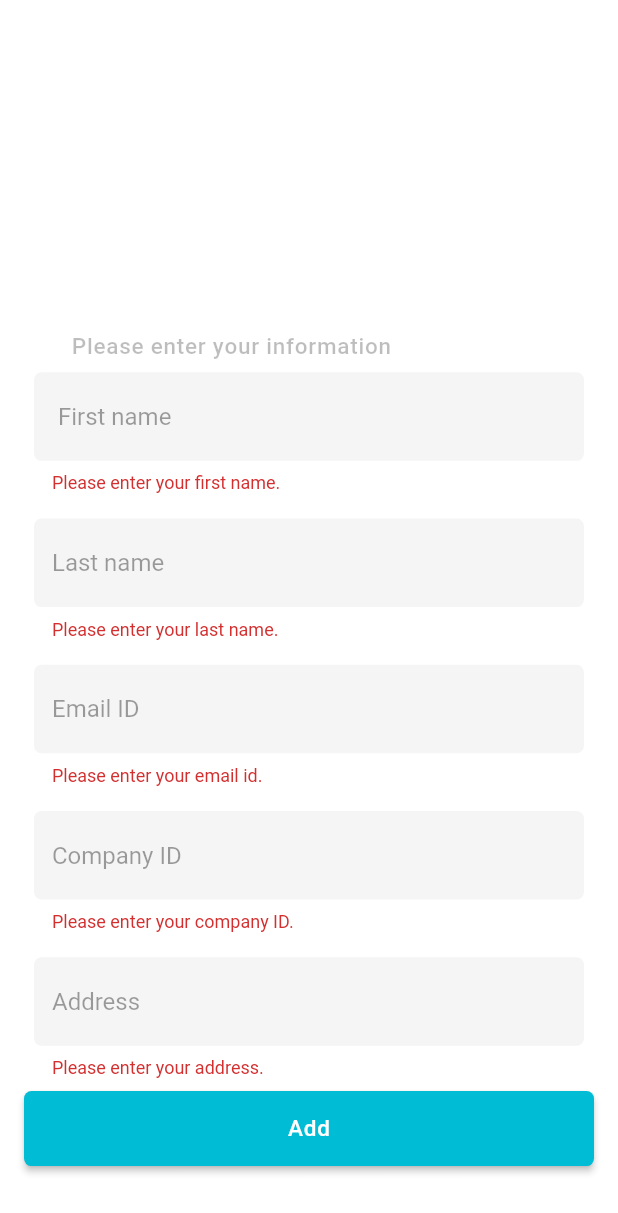
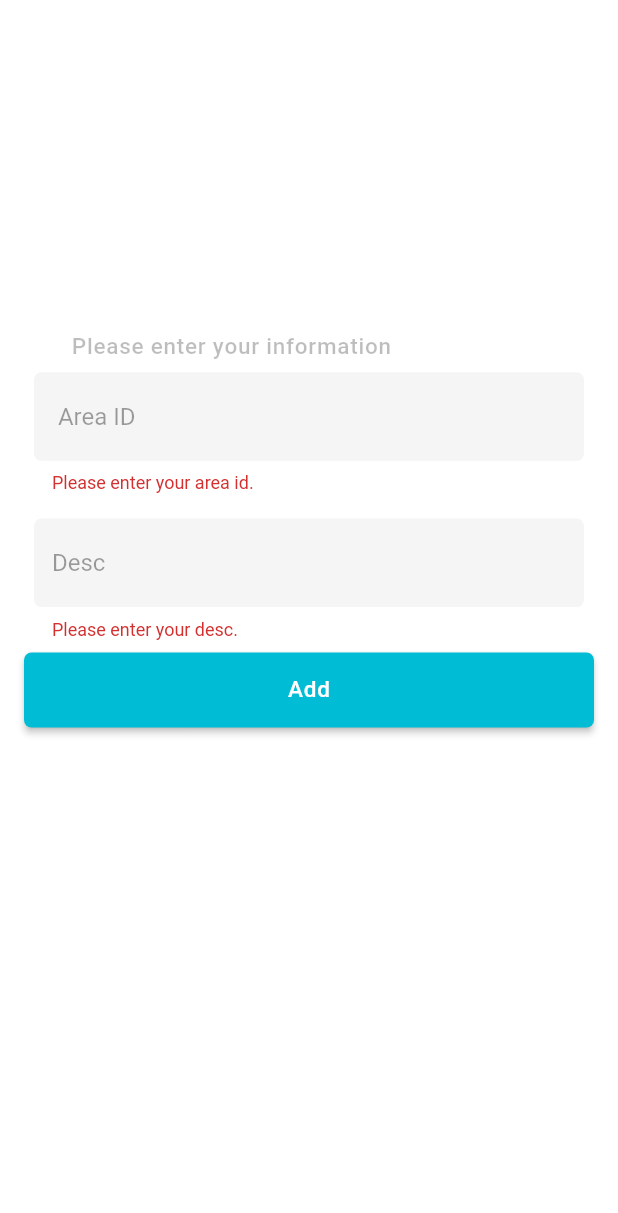
Before and after one commit to Umaiir11/CrudWithSqflite, a Flutter app: the screen it shows after launch, after a tap on "Add", on a phone screen of 412 x 824 dp. Shown: the top 1213 px of the screen. Run offline on Flutter 3.47's test engine with Material 2 defaults, Android fonts, the phone set to English and light mode, and no system bars; our stand-ins replace get, google_fonts, sqflite, tuple; accounts and stored records are empty; Roboto replaces fonts that are missing (Ubuntu).

Commit message:
two datas

```diff
--- a/lib/CRUDQuries/CRUDUsers.dart
+++ b/lib/CRUDQuries/CRUDUsers.dart
@@ -4,10 +4,9 @@ class CRUDUsers extends GetxController {
   Future<String?> FncInsertion(List<Map<String, dynamic>> json) async {
     String? l_InsertionQuery;
     for (Map<String, dynamic> l_map in json) {
-      // Build the SQL query based on the property names and values
       String columns = l_map.keys.map((key) => key.startsWith("Pr_") ? key.substring(3) : key).join(",");
       String values = l_map.values.map((value) => "\"$value\"").join(",");
-      l_InsertionQuery = "INSERT INTO TBU_Users ($columns) VALUES ($values)";
+      l_InsertionQuery = "INSERT INTO TBU_Area ($columns) VALUES ($values)";
     }
     return l_InsertionQuery;
   }
--- /dev/null
+++ b/lib/MVVM/Model/DB/ModAreaUserDB.dart
@@ -0,0 +1,33 @@
+class ModAreaDB {
+  String? Pr_PKGUID;
+  int? Pr_SrNo;
+  String? Pr_AreaID;
+  String? Pr_Abbreviation;
+  String? Pr_Descr;
+  String? Pr_CB;
+  DateTime? Pr_CDate;
+  String? Pr_MB;
+  DateTime? Pr_MDate;
+  String? Pr_DB;
+  DateTime? Pr_DDate;
+  int? Pr_BranchID;
+  int? Pr_Operation;
+
+  Map<String, dynamic> FncAreaToJson() {
+    final jsonMap = <String, dynamic>{};
+    if (Pr_PKGUID != null) jsonMap["Pr_PKGUID"] = Pr_PKGUID!;
+    if (Pr_SrNo != null) jsonMap["Pr_SrNo"] = Pr_SrNo!;
+    if (Pr_AreaID != null) jsonMap["Pr_AreaID"] = Pr_AreaID!;
+    if (Pr_Abbreviation != null) jsonMap["Pr_Abbreviation"] = Pr_Abbreviation!;
+    if (Pr_Descr != null) jsonMap["Pr_Descr"] = Pr_Descr!;
+    if (Pr_CB != null) jsonMap["Pr_CB"] = Pr_CB!;
+    if (Pr_CDate != null) jsonMap["Pr_CDate"] = Pr_CDate!.toIso8601String();
+    if (Pr_MB != null) jsonMap["Pr_MB"] = Pr_MB!;
+    if (Pr_MDate != null) jsonMap["Pr_MDate"] = Pr_MDate!.toIso8601String();
+    if (Pr_DB != null) jsonMap["Pr_DB"] = Pr_DB!;
+    if (Pr_DDate != null) jsonMap["Pr_DDate"] = Pr_DDate!.toIso8601String();
+    if (Pr_BranchID != null) jsonMap["Pr_BranchID"] = Pr_BranchID!;
+    if (Pr_Operation != null) jsonMap["Pr_Operation"] = Pr_Operation!;
+    return jsonMap;
+  }
+}
--- a/lib/MVVM/Model/DB/ModUserDB.dart
+++ b/lib/MVVM/Model/DB/ModUserDB.dart
@@ -4,6 +4,7 @@ class ModUserDB {
   String? Pr_EmailID;
   String? Pr_CompanyID;
   String? Pr_Address;
+  String? Pr_PKGUID;
 
   Map<String, dynamic> UserToJson() {
     final jsonMap = <String, dynamic>{};
@@ -12,6 +13,7 @@ class ModUserDB {
     if (Pr_EmailID != null) jsonMap["Pr_EmailID"] = Pr_EmailID!;
     if (Pr_CompanyID != null) jsonMap["Pr_CompanyID"] = Pr_CompanyID!;
     if (Pr_Address != null) jsonMap["Pr_Address"] = Pr_Address!;
+    if (Pr_PKGUID != null) jsonMap["Pr_PKGUID"] = Pr_PKGUID!;
     return jsonMap;
   }
 }
--- /dev/null
+++ b/lib/MVVM/View/VwArea.dart
@@ -0,0 +1,226 @@
+import 'package:flutter/material.dart';
+import 'package:get/get.dart';
+import 'package:google_fonts/google_fonts.dart';
+import 'package:localapp/DAL/DALArea.dart';
+import 'package:localapp/MVVM/Model/DB/ModAreaUserDB.dart';
+
+import 'package:localapp/Validation/DVMArea.dart';
+import 'package:tuple/tuple.dart';
+
+import '../../ClassModules/DBHelperClass.dart';
+import '../../DAL/DALUsers.dart';
+import '../ViewModel/VmAreaData.dart';
+import 'VwAreaDBData.dart';
+import 'VwUserDBData.dart';
+
+class VwAreaData extends StatefulWidget {
+  const VwAreaData({Key? key}) : super(key: key);
+
+  @override
+  State<VwAreaData> createState() => _VwAreaDataState();
+}
+
+class _VwAreaDataState extends State<VwAreaData> {
+  final GlobalKey<FormState> _formKey = GlobalKey<FormState>();
+  final VmAreaData l_VmAreaData = Get.put(VmAreaData());
+  final DALArea l_DAL = Get.put(DALArea());
+  final DBHelper l_DBHelper = Get.put(DBHelper());
+  ModAreaDB l_ModAreaDB = ModAreaDB();
+
+  final TextEditingController l_Pr_FnameController = TextEditingController();
+  final TextEditingController l_Pr_LnameController = TextEditingController();
+
+
+  @override
+  Widget build(BuildContext context) {
+    l_Pr_FnameController.text = l_VmAreaData.Pr_txtareaid_Text;
+    l_Pr_LnameController.text = l_VmAreaData.Pr_txtLdescription_Text;
+
+    Widget _WidgetportraitMode(double PrHeight, PrWidth) {
+      return Scaffold(
+        body: Form(
+          key: _formKey,
+          child: Container(
+            height: PrHeight,
+            width: PrWidth,
+            decoration: const BoxDecoration(
+              gradient: LinearGradient(
+                begin: Alignment.topCenter,
+                end: Alignment.bottomCenter,
+                colors: [
+                  Color(0xFFFFFFFF),
+                  Color(0xFFFFFFFF),
+                  Color(0xFFFFFFFF),
+                  Color(0xFFFFFFFF),
+                ],
+                stops: [0.1, 0.5, 0.7, 0.9],
+              ),
+            ),
+            //color: Colors.black,
+            padding: const EdgeInsets.all(16.0),
+            // we use child container property and used most important property column that accepts multiple widgets
+
+            child: SingleChildScrollView(
+              child: Column(
+                children: <Widget>[
+                  Padding(
+                    padding: EdgeInsets.only(
+                      top: PrHeight * 0.25,
+                      right: PrWidth * 0.25,
+                    ),
+                    child: Text(
+                      "Please enter your information",
+                      textAlign: TextAlign.center,
+                      style: GoogleFonts.ubuntu(
+                        textStyle: const TextStyle(
+                          fontSize: 15,
+                          color: Colors.black26,
+                          fontWeight: FontWeight.w500,
+                          letterSpacing: 0.5,
+                        ),
+                      ),
+                    ),
+                  ),
+                  Padding(
+                    padding: EdgeInsets.only(top: PrHeight * 0.010),
+                    child: Center(
+                      child: SizedBox(
+                        width: PrWidth * .890,
+                        child: TextFormField(
+                          //controller: EmailController,
+                            decoration: InputDecoration(
+                              filled: true,
+                              fillColor: Colors.grey[100],
+                              hintText: ' Area ID',
+                              hintStyle: const TextStyle(color: Colors.black38),
+                              floatingLabelBehavior: FloatingLabelBehavior.always,
+                              border: OutlineInputBorder(borderRadius: BorderRadius.circular(5), borderSide: BorderSide.none),
+                            ),
+                            validator: (value) {
+                              l_ModAreaDB.Pr_AreaID = value ?? '';
+                              Tuple2<List<String>?, List<String>?> errors = DVMArea.Fnc_Validate(l_ModAreaDB);
+                              if (errors.item2 != null && errors.item2!.contains('Pr_AreaID')) {
+                                return errors
+                                    .item1![errors.item2!.indexOf('Pr_AreaID')];
+                              }
+
+                              return null;
+                            },
+                            onChanged: (value) {
+                              l_VmAreaData.Pr_txtareaid_Text = value;
+                            }),
+                      ),
+                    ),
+                  ),
+                  Padding(
+                    padding: EdgeInsets.only(top: PrHeight * 0.02),
+                    child: Center(
+                      child: SizedBox(
+                          width: PrWidth * .890,
+                          child: TextFormField(
+                              decoration: InputDecoration(
+                                filled: true,
+                                fillColor: Colors.grey[100],
+                                hintText: 'Desc',
+                                hintStyle: const TextStyle(color: Colors.black38),
+                                floatingLabelBehavior: FloatingLabelBehavior.always,
+                                border: OutlineInputBorder(borderRadius: BorderRadius.circular(5), borderSide: BorderSide.none),
+
+                              ),
+                              validator: (value) {
+                                l_ModAreaDB.Pr_Descr = value ?? '';
+                                Tuple2<List<String>?, List<String>?> errors = DVMArea.Fnc_Validate(l_ModAreaDB);
+                                if (errors.item2 != null && errors.item2!.contains('Pr_Descr')) {
+                                  return errors
+                                      .item1![errors.item2!.indexOf('Pr_Descr')];
+                                }
+
+                                return null;
+                              },
+                              onChanged: (value) {
+                                l_VmAreaData.Pr_txtLdescription_Text = value;
+                              })),
+                    ),
+                  ),
+                  Padding(
+                    padding: EdgeInsets.only(top: PrHeight * 0.01),
+                    child: Center(
+                      child: SizedBox(
+                          width: 400,
+                          height: 50,
+                          child: ElevatedButton(
+                            style: ElevatedButton.styleFrom(
+                                shape: RoundedRectangleBorder(
+                                  borderRadius: BorderRadius.circular(5), // <-- Radius
+                                ),
+                                backgroundColor: Colors.cyan),
+                            onPressed: () async {
+                              if (_formKey.currentState!.validate()) {
+                                l_VmAreaData.lModAreaDBList.clear();
+
+                                l_VmAreaData.DB_DataList.clear(); // Clear the list before adding new data
+                                l_VmAreaData.FncFillModel();
+
+                                if (l_VmAreaData.lModAreaDBList.isNotEmpty) {
+                                  await l_DBHelper.FncCreateDataBase();
+                                  await l_DAL.FncBatchInsert();
+                                  l_VmAreaData.DB_DataList = await l_DAL.FncFetchUsers();
+                                  if (l_VmAreaData.DB_DataList != null) {
+                                    Get.to(() => Vw_AreaDBData());
+                                  } else {
+                                    print("Fail");
+                                  }
+
+                                  print("Done");
+                                } else {
+                                  print("QueryFailed");
+                                }
+                              } else {
+                                l_VmAreaData.l_autoValidate.value = true;
+                              }
+                            },
+                            child: Text(
+                              "Add",
+                              style: GoogleFonts.ubuntu(
+                                  textStyle: const TextStyle(
+                                      fontSize: 15,
+                                      color: Colors.white,
+                                      //fontWeight: FontWeight.w600,
+                                      letterSpacing: .5)),
+                            ),
+                          )),
+                    ),
+                  ),
+                ],
+              ),
+            ),
+          ),
+        ),
+      );
+    }
+
+    return GestureDetector(
+      onTap: () {
+        //when tap anywhere on screen keyboard dismiss
+        FocusManager.instance.primaryFocus?.unfocus();
+      },
+      child: OrientationBuilder(
+        builder: (BuildContext context, Orientation orientation) {
+          return LayoutBuilder(
+            builder: (BuildContext context, BoxConstraints constraints) {
+              //Get device's screen height and width.
+              double height = constraints.maxHeight;
+              double width = constraints.maxWidth;
+
+              if (width >= 300 && width < 500) {
+                return _WidgetportraitMode(height, width);
+              } else {
+                return _WidgetportraitMode(height, width);
+              }
+            },
+          );
+        },
+      ),
+    );
+  }
+}
--- a/lib/MVVM/View/VwUserData.dart
+++ b/lib/MVVM/View/VwUserData.dart
@@ -6,9 +6,9 @@ import 'package:localapp/MVVM/ViewModel/VmUserData.dart';
 import 'package:tuple/tuple.dart';
 
 import '../../ClassModules/DBHelperClass.dart';
-import '../../DAL/DAL.dart';
+import '../../DAL/DALUsers.dart';
 import '../../Validation/DVMUser.dart';
-import 'VwDBData.dart';
+import 'VwUserDBData.dart';
 
 class VwUserData extends StatefulWidget {
   const VwUserData({Key? key}) : super(key: key);
@@ -102,7 +102,7 @@ class _VwUserDataState extends State<VwUserData> {
                               Tuple2<List<String>?, List<String>?> errors = DVMUser.Fnc_Validate(l_ModUserDB);
                               if (errors.item2 != null && errors.item2!.contains('Pr_Fname')) {
                                 return errors
-                                    .item1![errors.item2!.indexOf('Pr_Fname')]; // Return the error message for Pr_FullName
+                                    .item1![errors.item2!.indexOf('Pr_Fname')];
                               }
 
                               return null;
@@ -119,8 +119,6 @@ class _VwUserDataState extends State<VwUserData> {
                       child: SizedBox(
                           width: PrWidth * .890,
                           child: TextFormField(
-                              //obscureText: !l_VmLogin.Pr_boolSecurePassword_wid.value,
-                              // controller: passswordController,
                               decoration: InputDecoration(
                                 filled: true,
                                 fillColor: Colors.grey[100],
@@ -128,7 +126,7 @@ class _VwUserDataState extends State<VwUserData> {
                                 hintStyle: const TextStyle(color: Colors.black38),
                                 floatingLabelBehavior: FloatingLabelBehavior.always,
                                 border: OutlineInputBorder(borderRadius: BorderRadius.circular(5), borderSide: BorderSide.none),
-                                //suffixIcon: togglepassword(),
+
                               ),
                               validator: (value) {
                                 l_ModUserDB.Pr_Lname = value ?? '';
@@ -151,8 +149,7 @@ class _VwUserDataState extends State<VwUserData> {
                       child: SizedBox(
                           width: PrWidth * .890,
                           child: TextFormField(
-                              //obscureText: !l_VmLogin.Pr_boolSecurePassword_wid.value,
-                              // controller: passswordController,
+
                               decoration: InputDecoration(
                                 filled: true,
                                 fillColor: Colors.grey[100],
@@ -160,7 +157,7 @@ class _VwUserDataState extends State<VwUserData> {
                                 hintStyle: const TextStyle(color: Colors.black38),
                                 floatingLabelBehavior: FloatingLabelBehavior.always,
                                 border: OutlineInputBorder(borderRadius: BorderRadius.circular(5), borderSide: BorderSide.none),
-                                //suffixIcon: togglepassword(),
+
                               ),
                               validator: (value) {
                                 l_ModUserDB.Pr_EmailID = value ?? '';
@@ -183,8 +180,7 @@ class _VwUserDataState extends State<VwUserData> {
                       child: SizedBox(
                           width: PrWidth * .890,
                           child: TextFormField(
-                              //obscureText: !l_VmLogin.Pr_boolSecurePassword_wid.value,
-                              // controller: passswordController,
+
                               decoration: InputDecoration(
                                 filled: true,
                                 fillColor: Colors.grey[100],
@@ -192,7 +188,7 @@ class _VwUserDataState extends State<VwUserData> {
                                 hintStyle: const TextStyle(color: Colors.black38),
                                 floatingLabelBehavior: FloatingLabelBehavior.always,
                                 border: OutlineInputBorder(borderRadius: BorderRadius.circular(5), borderSide: BorderSide.none),
-                                //suffixIcon: togglepassword(),
+
                               ),
                               validator: (value) {
                                 l_ModUserDB.Pr_CompanyID = value ?? '';
@@ -215,8 +211,7 @@ class _VwUserDataState extends State<VwUserData> {
                       child: SizedBox(
                           width: PrWidth * .890,
                           child: TextFormField(
-                              //obscureText: !l_VmLogin.Pr_boolSecurePassword_wid.value,
-                              // controller: passswordController,
+
                               decoration: InputDecoration(
                                 filled: true,
                                 fillColor: Colors.grey[100],
@@ -224,7 +219,7 @@ class _VwUserDataState extends State<VwUserData> {
                                 hintStyle: const TextStyle(color: Colors.black38),
                                 floatingLabelBehavior: FloatingLabelBehavior.always,
                                 border: OutlineInputBorder(borderRadius: BorderRadius.circular(5), borderSide: BorderSide.none),
-                                //suffixIcon: togglepassword(),
+
                               ),
                               validator: (value) {
                                 l_ModUserDB.Pr_Address = value ?? '';
@@ -255,8 +250,6 @@ class _VwUserDataState extends State<VwUserData> {
                                 backgroundColor: Colors.cyan),
                             onPressed: () async {
                               if (_formKey.currentState!.validate()) {
-
-
                                 l_VmUserData.lModUserDBList.clear();
 
                                 l_VmUserData.DB_DataList.clear(); // Clear the list before adding new data
@@ -266,9 +259,9 @@ class _VwUserDataState extends State<VwUserData> {
                                   await l_DBHelper.FncCreateDataBase();
                                   await l_DAL.FncBatchInsert();
                                   l_VmUserData.DB_DataList = await l_DAL.FncFetchUsers();
-                                  if(l_VmUserData.DB_DataList != null){
-                                    Get.to(() => Vw_DBData());                                  }
-                                  else{
+                                  if (l_VmUserData.DB_DataList != null) {
+                                    Get.to(() => Vw_DBData());
+                                  } else {
                                     print("Fail");
                                   }
 
--- /dev/null
+++ b/lib/MVVM/ViewModel/VmAreaData.dart
@@ -0,0 +1,64 @@
+import 'package:get/get.dart';
+import 'package:localapp/MVVM/Model/DB/ModAreaUserDB.dart';
+import 'package:uuid/uuid.dart';
+
+class VmAreaData extends GetxController {
+  List<ModAreaDB> DB_DataList = [];
+
+  RxBool l_autoValidate = false.obs;
+
+  RxString l_PrAreaID = ''.obs;
+
+  String get Pr_txtareaid_Text {
+    return l_PrAreaID.value;
+  }
+
+  set Pr_txtareaid_Text(String value) {
+    l_PrAreaID.value = value;
+  }
+
+  RxString l_Pr_Desc = ''.obs;
+
+  String get Pr_txtLdescription_Text {
+    return l_Pr_Desc.value;
+  }
+
+  set Pr_txtLdescription_Text(String value) {
+    l_Pr_Desc.value = value;
+  }
+
+  List<ModAreaDB> lModAreaDBList = [];
+  static List<Map<String, dynamic>> l_map = [];
+
+  FncFillModel() {
+    String uuid = const Uuid().v4();
+    DateTime l_DateTime = DateTime.parse("2022-08-13T13:49:44");
+    ModAreaDB l_ModAreaDB = ModAreaDB();
+    l_ModAreaDB.Pr_PKGUID = uuid;
+    l_ModAreaDB.Pr_AreaID = Pr_txtareaid_Text;
+    l_ModAreaDB.Pr_Descr = Pr_txtLdescription_Text;
+    l_ModAreaDB.Pr_SrNo = 1;
+    l_ModAreaDB.Pr_Abbreviation = "xyz";
+    l_ModAreaDB.Pr_CB = "xyz";
+    l_ModAreaDB.Pr_CDate = l_DateTime;
+    l_ModAreaDB.Pr_MB =  "xyz";
+    l_ModAreaDB.Pr_MDate = l_DateTime;
+    l_ModAreaDB.Pr_DB = "xyz";
+    l_ModAreaDB.Pr_DDate = l_DateTime;
+    l_ModAreaDB.Pr_BranchID = 1;
+    l_ModAreaDB.Pr_Operation = 1;
+    lModAreaDBList.add(l_ModAreaDB);
+
+    for (ModAreaDB item in lModAreaDBList) {
+      l_map.add(item.FncAreaToJson());
+    }
+  }
+
+  List<Map<String, dynamic>>? FncGetAreaMapList() {
+    if (l_map.isNotEmpty) {
+      return l_map;
+    } else {
+      return null;
+    }
+  }
+}
--- a/lib/MVVM/ViewModel/VmUserData.dart
+++ b/lib/MVVM/ViewModel/VmUserData.dart
@@ -1,5 +1,6 @@
 import 'package:get/get.dart';
 import 'package:get/get_rx/src/rx_types/rx_types.dart';
+import 'package:uuid/uuid.dart';
 
 import '../Model/DB/ModUserDB.dart';
 
@@ -64,9 +65,11 @@ class VmUserData extends GetxController{
   List<ModUserDB> lModUserDBList = [];
   static List<Map<String, dynamic>> l_map = [];
   FncFillModel() {
-    //String uuid = const Uuid().v4();
+
+    String uuid = const Uuid().v4();
 
     ModUserDB lModUserDB = ModUserDB();
+    lModUserDB.Pr_PKGUID = uuid;
     lModUserDB.Pr_Fname = Pr_txtFname_Text;
     lModUserDB.Pr_Lname = Pr_txtLname_Text;
     lModUserDB.Pr_EmailID = Pr_txtEmailID_Text;
--- /dev/null
+++ b/lib/SchemaQuries/TBU_Area.dart
@@ -0,0 +1,5 @@
+class TBU_AREA {
+  List<String> G_Queries = [
+    "CREATE TABLE IF NOT EXISTS TBU_Area (autoid INTEGER PRIMARY KEY, PKGUID TEXT, SrNo INTEGER, AreaID TEXT, Abbreviation TEXT, Descr TEXT, CB TEXT, CDate TEXT, MB TEXT, MDate TEXT, DB TEXT, DDate TEXT, BranchID INTEGER, Operation INTEGER);",
+  ];
+}
--- a/lib/SchemaQuries/TBU_User.dart
+++ b/lib/SchemaQuries/TBU_User.dart
@@ -1,5 +1,5 @@
 class TBU_User {
   List<String> G_Queries = [
-    "CREATE TABLE IF NOT EXISTS TBU_Users (autoid INTEGER PRIMARY KEY, Fname TEXT, Lname TEXT, EmailID TEXT, CompanyID TEXT, Address TEXT);",
+    "CREATE TABLE IF NOT EXISTS TBU_Users (autoid INTEGER PRIMARY KEY, PKGUID TEXT, Fname TEXT, Lname TEXT, EmailID TEXT, CompanyID TEXT, Address TEXT);",
   ];
 }
--- /dev/null
+++ b/lib/Validation/DVMArea.dart
@@ -0,0 +1,29 @@
+import 'package:localapp/MVVM/Model/DB/ModAreaUserDB.dart';
+import 'package:tuple/tuple.dart';
+
+import '../MVVM/Model/DB/ModUserDB.dart';
+
+class DVMArea {
+  static Tuple2<List<String>?, List<String>?> Fnc_Validate(ModAreaDB lModAreaDB) {
+    List<String>? lErrorMsgs = [];
+    List<String>? lFieldNames = [];
+
+    if (lModAreaDB.Pr_AreaID?.isEmpty ?? true) {
+      lErrorMsgs.add('Please enter your area id.');
+      lFieldNames.add('Pr_AreaID');
+    }
+    if (lModAreaDB.Pr_Descr?.isEmpty ?? true) {
+      lErrorMsgs.add('Please enter your desc.');
+      lFieldNames.add('Pr_Descr');
+    }
+
+
+    // Add more field validation here as needed
+
+    if (lErrorMsgs.isNotEmpty || lFieldNames.isNotEmpty) {
+      return Tuple2(lErrorMsgs, lFieldNames);
+    }
+
+    return const Tuple2(null, null);
+  }
+}
--- a/lib/main.dart
+++ b/lib/main.dart
@@ -1,5 +1,6 @@
 import 'package:flutter/material.dart';
 import 'package:get/get_navigation/get_navigation.dart';
+import 'package:localapp/MVVM/View/VwArea.dart';
 
 import 'MVVM/View/VwUserData.dart';
 
@@ -17,7 +18,7 @@ class MyApp extends StatelessWidget {
       theme: ThemeData(
         primarySwatch: Colors.blue,
       ),
-      home: const VwUserData(),
+      home: const VwAreaData(),
     );
   }
 }
```
Also changed, not shown: lib/ClassModules/DBHelperClass.dart (+7 -4 lines), lib/DAL/DALArea.dart (added, +62 -0 lines), lib/DAL/DALUsers.dart (renamed from lib/DAL/DAL.dart, +6 -19 lines), lib/MVVM/View/VwAreaDBData.dart (added, +56 -0 lines), lib/MVVM/View/VwUserDBData.dart (renamed from lib/MVVM/View/VwDBData.dart).
